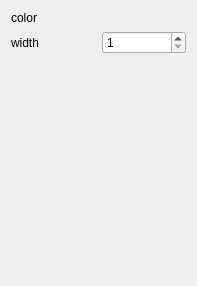
Qt form FourthOne/vector-editor_changed/vector-editor_changed/src/vepolylinesettings.ui (pprp/QPainter) before a commit.
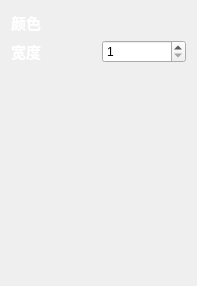
The same form after that commit. Custom widgets are drawn as their Qt base class.

```diff
--- a/FourthOne/vector-editor_changed/vector-editor_changed/src/vepolylinesettings.ui
+++ b/FourthOne/vector-editor_changed/vector-editor_changed/src/vepolylinesettings.ui
@@ -16,15 +16,31 @@
   <layout class="QGridLayout" name="gridLayout">
    <item row="1" column="0">
     <widget class="QLabel" name="label_2">
+     <property name="font">
+      <font>
+       <family>Arial</family>
+       <pointsize>11</pointsize>
+       <weight>75</weight>
+       <bold>true</bold>
+      </font>
+     </property>
      <property name="text">
-      <string>width</string>
+      <string>&lt;font color=&quot;white&quot;&gt;宽度&lt;/font&gt;</string>
      </property>
     </widget>
    </item>
    <item row="0" column="0">
     <widget class="QLabel" name="label">
+     <property name="font">
+      <font>
+       <family>Arial</family>
+       <pointsize>11</pointsize>
+       <weight>75</weight>
+       <bold>true</bold>
+      </font>
+     </property>
      <property name="text">
-      <string>color</string>
+      <string>&lt;font color=&quot;white&quot;&gt;颜色&lt;/font&gt;</string>
      </property>
     </widget>
    </item>
```
